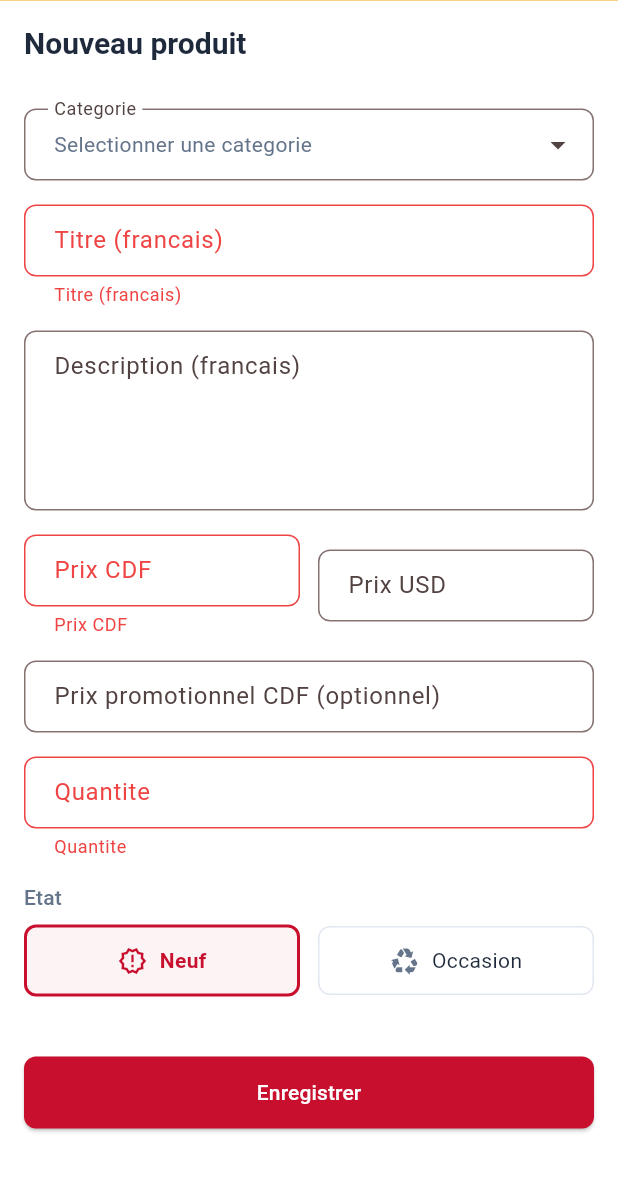
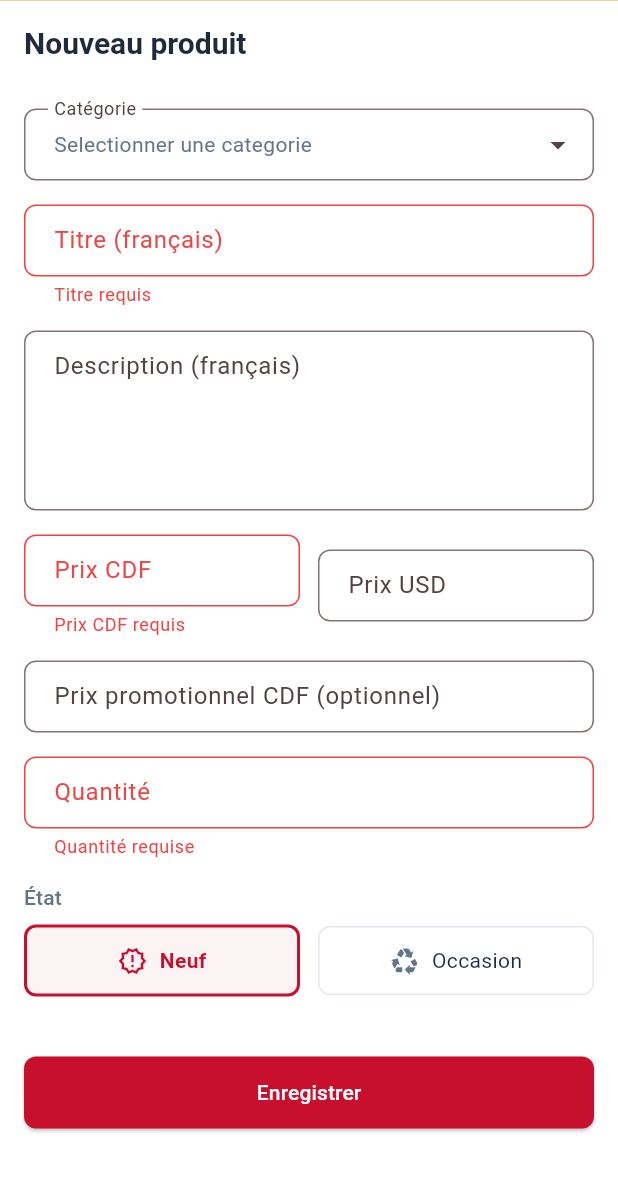
Before and after one commit to ipanga/teka-rdc, a Flutter app: the ProductFormScreen screen opened by its route, after a tap on "Enregistrer", on a phone screen of 412 x 824 dp, the part 52-1236 px from its top. Run offline on Flutter 3.47's test engine with Material 3 defaults, Android fonts, the phone set to English and light mode, and no system bars; our stand-ins replace app_links, cached_network_image, connectivity_plus, dio, firebase_core, firebase_messaging and 9 more; missing offline and left inert: posthog_flutter; accounts and stored records are empty; network calls fail.

Commit message:
fix(seller-mobile): persistent bottom nav, edit-ACTIVE parity, French copy
- Bottom nav: wrap the 5 main destinations (Accueil/Commandes/Produits/
  Revenus/Profil) in StatefulShellRoute.indexedStack + a new SellerMainShell
  so the bar persists on every tab and back stays in-app. Mirrors
  buyer-mobile's MainShell pattern. Removes the home-only NavigationBar; home
  card taps to /orders and /earnings now use go() (branch switch) not push().
- Product parity: published (ACTIVE) products are now editable on mobile
  (parity with seller-web) — adds "Modifier le produit" on the detail screen
  and a re-review notice on the form (price/discount/stock instant, content
  edits → review; server value-compares, already supported by the API).
- French copy: fix ~30 missing-accent strings across auth/products/profile/
  earnings/orders/promotions (Prénom, Téléphone, Quantité, Catégorie, État,
  Spécifications, Commission prélevée, révision, créé avec succès, etc.),
  replace stale "SMS" notifications copy (SMS removed — Rule 11), and turn
  bare validator messages into meaningful ones.

Verified on the production-flavor app (emulator, live api.teka.cd): login,
all tabs, product detail/edit flows. flutter analyze clean; unit tests pass.

Co-Authored-By: Claude Opus 4.8 (1M context) <noreply@anthropic.com>

```diff
--- a/apps/seller-mobile/lib/features/auth/presentation/screens/forgot_password_screen.dart
+++ b/apps/seller-mobile/lib/features/auth/presentation/screens/forgot_password_screen.dart
@@ -47,7 +47,7 @@ class _ForgotPasswordScreenState extends ConsumerState<ForgotPasswordScreen> {
   Widget build(BuildContext context) {
     return Scaffold(
       appBar: AppBar(
-        title: const Text('Mot de passe oublie'),
+        title: const Text('Mot de passe oublié'),
         backgroundColor: Colors.transparent,
         foregroundColor: TekaColors.foreground,
         elevation: 0,
--- a/apps/seller-mobile/lib/features/auth/presentation/screens/login_screen.dart
+++ b/apps/seller-mobile/lib/features/auth/presentation/screens/login_screen.dart
@@ -139,7 +139,7 @@ class _LoginScreenState extends ConsumerState<LoginScreen> {
                   child: TextButton(
                     onPressed: () => context.push('/auth/forgot-password'),
                     child: Text(
-                      'Mot de passe oublie ?',
+                      'Mot de passe oublié ?',
                       style: TextStyle(color: TekaColors.tekaRed),
                     ),
                   ),
--- a/apps/seller-mobile/lib/features/auth/presentation/screens/register_screen.dart
+++ b/apps/seller-mobile/lib/features/auth/presentation/screens/register_screen.dart
@@ -93,11 +93,11 @@ class _RegisterScreenState extends ConsumerState<RegisterScreen> {
                     Expanded(
                       child: TextFormField(
                         controller: _firstNameController,
-                        decoration: const InputDecoration(labelText: 'Prenom'),
+                        decoration: const InputDecoration(labelText: 'Prénom'),
                         textCapitalization: TextCapitalization.words,
                         validator: (v) {
                           if (v == null || v.trim().length < 2) {
-                            return 'Prenom requis';
+                            return 'Prénom requis';
                           }
                           return null;
                         },
--- a/apps/seller-mobile/lib/features/earnings/presentation/screens/earnings_screen.dart
+++ b/apps/seller-mobile/lib/features/earnings/presentation/screens/earnings_screen.dart
@@ -90,7 +90,7 @@ class _EarningsScreenState extends ConsumerState<EarningsScreen>
                 ),
                 const SizedBox(height: 12),
                 WalletCard(
-                  label: "Commission prelevee",
+                  label: "Commission prélevée",
                   amountCDF: wallet?.totalCommissionCDFDisplay ?? 0,
                   icon: Icons.percent,
                   color: TekaColors.warning,
--- a/apps/seller-mobile/lib/features/earnings/presentation/screens/request_payout_screen.dart
+++ b/apps/seller-mobile/lib/features/earnings/presentation/screens/request_payout_screen.dart
@@ -73,7 +73,7 @@ class _RequestPayoutScreenState extends ConsumerState<RequestPayoutScreen> {
     setState(() => _submitting = false);
     if (errorMessage == null) {
       ScaffoldMessenger.of(context).showSnackBar(
-        const SnackBar(content: Text("Demande envoyee avec succes")),
+        const SnackBar(content: Text("Demande envoyée avec succès")),
       );
       context.pop();
     } else {
@@ -139,7 +139,7 @@ class _RequestPayoutScreenState extends ConsumerState<RequestPayoutScreen> {
             ),
             const SizedBox(height: 16),
             const Text(
-              "Numero de reception",
+              "Numéro de réception",
               style: TextStyle(fontSize: 14, fontWeight: FontWeight.w600),
             ),
             const SizedBox(height: 8),
--- a/apps/seller-mobile/lib/features/earnings/presentation/widgets/earning_tile.dart
+++ b/apps/seller-mobile/lib/features/earnings/presentation/widgets/earning_tile.dart
@@ -114,7 +114,7 @@ class EarningTile extends StatelessWidget {
                 crossAxisAlignment: CrossAxisAlignment.center,
                 children: [
                   const Text(
-                    "Commission prelevee",
+                    "Commission prélevée",
                     style: TextStyle(
                       fontSize: 11,
                       color: TekaColors.mutedForeground,
--- a/apps/seller-mobile/lib/features/orders/presentation/screens/order_detail_screen.dart
+++ b/apps/seller-mobile/lib/features/orders/presentation/screens/order_detail_screen.dart
@@ -123,7 +123,7 @@ class _OrderDetailContentState extends ConsumerState<_OrderDetailContent> {
                     ),
                     const SizedBox(height: 4),
                     _buildInfoRow(
-                      "Telephone",
+                      "Téléphone",
                       order.buyer!.phone,
                     ),
                   ],
@@ -489,7 +489,7 @@ class _OrderDetailContentState extends ConsumerState<_OrderDetailContent> {
                 ),
                 const SizedBox(height: 2),
                 Text(
-                  'Quantite: ${item.quantity} x ${priceFormat.format(item.unitPriceCDFDisplay)} CDF',
+                  'Quantité: ${item.quantity} x ${priceFormat.format(item.unitPriceCDFDisplay)} CDF',
                   style: const TextStyle(
                     fontSize: 11,
                     color: TekaColors.mutedForeground,
--- a/apps/seller-mobile/lib/features/products/presentation/screens/product_form_screen.dart
+++ b/apps/seller-mobile/lib/features/products/presentation/screens/product_form_screen.dart
@@ -147,6 +147,39 @@ class _ProductFormScreenState extends ConsumerState<ProductFormScreen> {
         child: ListView(
           padding: const EdgeInsets.all(16),
           children: [
+            // Published-product edit notice (parity with seller-web): pricing &
+            // stock apply instantly, content edits are sent back to review.
+            if (_isEditing &&
+                widget.product?.status == ProductStatus.active) ...[
+              Container(
+                padding: const EdgeInsets.all(12),
+                decoration: BoxDecoration(
+                  color: TekaColors.tekaRed.withValues(alpha: 0.08),
+                  borderRadius: BorderRadius.circular(8),
+                  border: Border.all(
+                      color: TekaColors.tekaRed.withValues(alpha: 0.25)),
+                ),
+                child: Row(
+                  crossAxisAlignment: CrossAxisAlignment.start,
+                  children: [
+                    const Icon(Icons.info_outline,
+                        size: 18, color: TekaColors.tekaRed),
+                    const SizedBox(width: 8),
+                    Expanded(
+                      child: Text(
+                        "Produit publié : le prix, le prix promotionnel et le "
+                        "stock sont mis à jour instantanément. Toute "
+                        "modification du contenu (titre, description, "
+                        "catégorie…) sera renvoyée en révision.",
+                        style: const TextStyle(fontSize: 12.5, height: 1.4),
+                      ),
+                    ),
+                  ],
+                ),
+              ),
+              const SizedBox(height: 16),
+            ],
+
             // Category
             CategorySelector(
               selectedCategoryId: _selectedCategoryId,
@@ -188,10 +221,10 @@ class _ProductFormScreenState extends ConsumerState<ProductFormScreen> {
             TextFormField(
               controller: _titleFrController,
               decoration: InputDecoration(
-                labelText: "Titre (francais)",
+                labelText: "Titre (français)",
               ),
               validator: (v) =>
-                  v == null || v.trim().isEmpty ? "Titre (francais)" : null,
+                  v == null || v.trim().isEmpty ? "Titre requis" : null,
               textInputAction: TextInputAction.next,
             ),
             const SizedBox(height: 16),
@@ -200,7 +233,7 @@ class _ProductFormScreenState extends ConsumerState<ProductFormScreen> {
             TextFormField(
               controller: _descriptionFrController,
               decoration: InputDecoration(
-                labelText: "Description (francais)",
+                labelText: "Description (français)",
                 alignLabelWithHint: true,
               ),
               maxLines: 4,
@@ -223,11 +256,11 @@ class _ProductFormScreenState extends ConsumerState<ProductFormScreen> {
                     onChanged: (_) => setState(() {}),
                     validator: (v) {
                       if (v == null || v.trim().isEmpty) {
-                        return "Prix CDF";
+                        return "Prix CDF requis";
                       }
                       final amount = int.tryParse(v);
                       if (amount == null || amount <= 0) {
-                        return "Prix CDF";
+                        return "Prix CDF invalide";
                       }
                       return null;
                     },
@@ -281,17 +314,17 @@ class _ProductFormScreenState extends ConsumerState<ProductFormScreen> {
             TextFormField(
               controller: _quantityController,
               decoration: InputDecoration(
-                labelText: "Quantite",
+                labelText: "Quantité",
               ),
               keyboardType: TextInputType.number,
               inputFormatters: [FilteringTextInputFormatter.digitsOnly],
               validator: (v) {
                 if (v == null || v.trim().isEmpty) {
-                  return "Quantite";
+                  return "Quantité requise";
                 }
                 final qty = int.tryParse(v);
                 if (qty == null || qty < 0) {
-                  return "Quantite";
+                  return "Quantité invalide";
                 }
                 return null;
               },
@@ -301,7 +334,7 @@ class _ProductFormScreenState extends ConsumerState<ProductFormScreen> {
 
             // Condition
             Text(
-              "Etat",
+              "État",
               style: Theme.of(context).textTheme.titleSmall?.copyWith(
                     color: TekaColors.mutedForeground,
                   ),
@@ -417,7 +450,7 @@ class _ProductFormScreenState extends ConsumerState<ProductFormScreen> {
   Future<void> _handleSave() async {
     if (!_formKey.currentState!.validate()) return;
     if (_selectedCategoryId == null) {
-      _showSnackBar("Selectionner une categorie");
+      _showSnackBar("Sélectionner une catégorie");
       return;
     }
 
@@ -477,10 +510,10 @@ class _ProductFormScreenState extends ConsumerState<ProductFormScreen> {
       SellerProductModel result;
       if (_isEditing) {
         result = await repository.updateProduct(widget.product!.id, data);
-        if (mounted) _showSnackBar("Produit mis a jour");
+        if (mounted) _showSnackBar("Produit mis à jour");
       } else {
         result = await repository.createProduct(data);
-        if (mounted) _showSnackBar("Produit cree avec succes");
+        if (mounted) _showSnackBar("Produit créé avec succès");
       }
 
       // Refresh products list
--- a/apps/seller-mobile/lib/features/products/presentation/widgets/category_selector.dart
+++ b/apps/seller-mobile/lib/features/products/presentation/widgets/category_selector.dart
@@ -20,7 +20,7 @@ class CategorySelector extends ConsumerWidget {
       onTap: () => _showCategorySheet(context, ref),
       child: InputDecorator(
         decoration: InputDecoration(
-          labelText: "Categorie",
+          labelText: "Catégorie",
           suffixIcon: const Icon(Icons.arrow_drop_down),
         ),
         child: Text(
--- a/apps/seller-mobile/lib/features/promotions/presentation/screens/create_promotion_screen.dart
+++ b/apps/seller-mobile/lib/features/promotions/presentation/screens/create_promotion_screen.dart
@@ -447,7 +447,7 @@ class _CreatePromotionScreenState extends ConsumerState<CreatePromotionScreen> {
       setState(() => _isSaving = false);
       if (success) {
         ScaffoldMessenger.of(context).showSnackBar(
-          const SnackBar(content: Text("Promotion creee avec succes")),
+          const SnackBar(content: Text("Promotion créée avec succès")),
         );
         context.pop();
       } else {
```
Also changed, not shown: apps/seller-mobile/lib/core/router/app_router.dart (+54 -23 lines), apps/seller-mobile/lib/core/router/seller_main_shell.dart (added, +67 -0 lines), apps/seller-mobile/lib/features/home/presentation/home_screen.dart (+2 -50 lines), apps/seller-mobile/lib/features/products/presentation/screens/product_detail_screen.dart (+22 -9 lines), apps/seller-mobile/lib/features/profile/presentation/screens/profile_screen.dart (+13 -13 lines).
